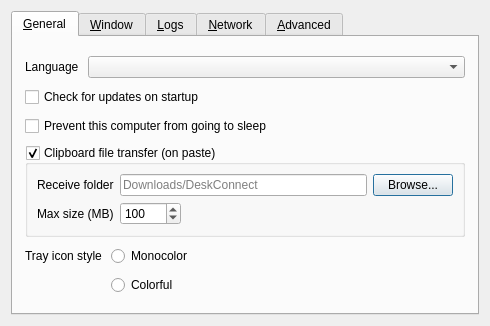
Old version of the form src/lib/gui/dialogs/SettingsDialog.ui in the repository youxia173/DeskConnect.
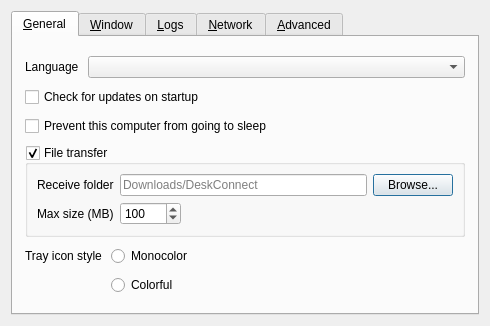
New version of the form. Icons and pictures are not drawn.

The edit to the form file:
```diff
--- a/src/lib/gui/dialogs/SettingsDialog.ui
+++ b/src/lib/gui/dialogs/SettingsDialog.ui
@@ -95,7 +95,7 @@
        <item>
         <widget class="QGroupBox" name="groupFileTransfer">
          <property name="title">
-          <string>Clipboard file transfer (on paste)</string>
+          <string>File transfer</string>
          </property>
          <property name="checkable">
           <bool>true</bool>
```
